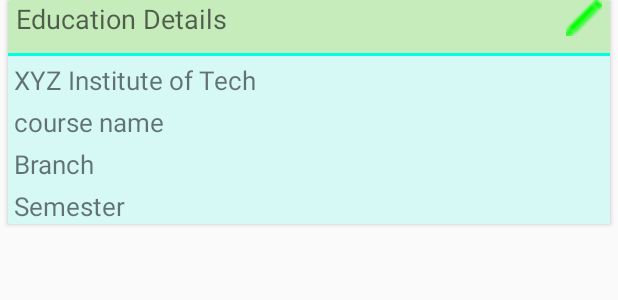
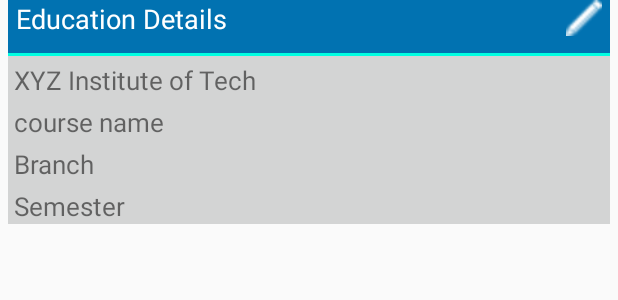
Before and after one commit to Akshay090/IdealTech, an Android app: the layout education_details_card_2.xml on its own in the app's theme, with its tools: preview values and no code run, on a phone screen of 412 x 824 dp. Shown: the top 300 px of the screen. Run offline under Robolectric (Android 15) with nearby library versions, the phone set to English and light mode, and no system bars.

Commit message:
bug fixed
Took 22 minutes

```diff
--- a/app/src/main/AndroidManifest.xml
+++ b/app/src/main/AndroidManifest.xml
@@ -14,6 +14,8 @@
         android:label="@string/app_name"
         android:roundIcon="@mipmap/ic_launcher_round"
         android:supportsRtl="true"
+        android:hardwareAccelerated="false"
+        android:largeHeap="true"
         android:theme="@style/AppTheme">
 
         <!--
--- a/app/src/main/res/layout/education_details_card_2.xml
+++ b/app/src/main/res/layout/education_details_card_2.xml
@@ -19,13 +19,13 @@
         <android.support.constraint.ConstraintLayout
             android:layout_width="match_parent"
             android:layout_height="wrap_content"
-            android:background="#d6f9f5">
+            android:background="#d3d4d4">
 
             <android.support.constraint.ConstraintLayout
                 android:id="@+id/employment_d_bar"
                 android:layout_width="match_parent"
                 android:layout_height="35sp"
-                android:background="#c6ecbc"
+                android:background="#0172B1"
 
                 >
 
@@ -36,6 +36,7 @@
                     android:layout_marginLeft="4dp"
                     android:layout_marginStart="4dp"
                     android:text="Education Details"
+                    android:textColor="#fff"
                     android:textAppearance="@style/Base.TextAppearance.AppCompat.Medium"
                     app:layout_constraintStart_toStartOf="parent"
                     card_view:layout_editor_absoluteY="5dp"
@@ -49,7 +50,7 @@
                     android:layout_marginEnd="4dp"
                     android:layout_marginRight="4dp"
                     android:src="@drawable/edit_pen"
-                    android:tint="#00ff00"
+                    android:tint="#fff"
                     app:layout_constraintEnd_toEndOf="parent"
                     card_view:layout_editor_absoluteY="5dp"
                     card_view:ignore="MissingConstraints" />
--- a/app/src/main/res/values/colors.xml
+++ b/app/src/main/res/values/colors.xml
@@ -1,8 +1,8 @@
 <?xml version="1.0" encoding="utf-8"?>
 <resources>
 
-    <color name="colorPrimary">#0172B1</color>
-    <color name="colorPrimaryDark">#303F9F</color>
+    <color name="colorPrimary">#0288d1</color>
+    <color name="colorPrimaryDark">#607d8b</color>
     <color name="colorAccent">#FF4081</color>
 
     <!-- Screens background color-->
```
Also changed, not shown: app/src/main/res/layout/employment_details_card_3.xml (+4 -3 lines).
